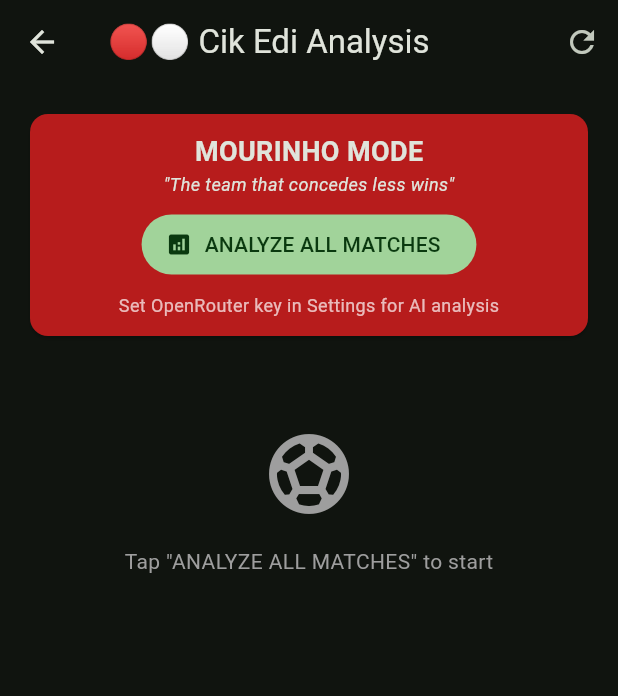
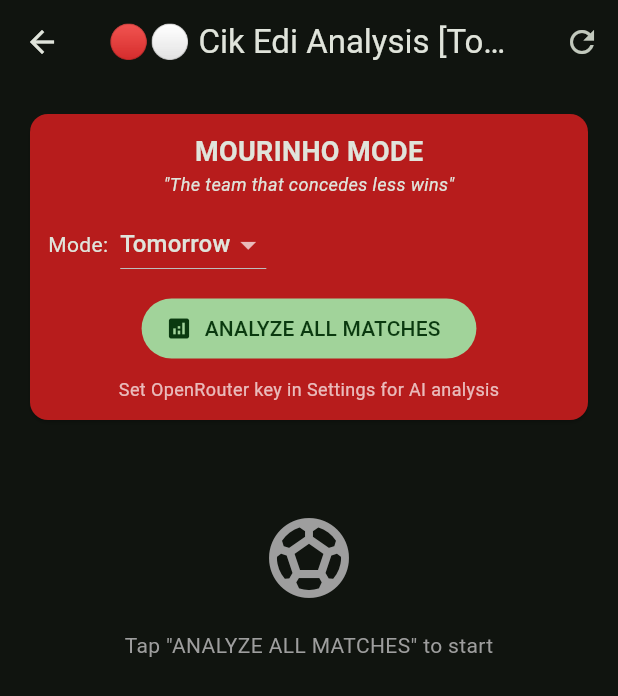
Before and after one commit to rudiawenk6/mix-parlay-tracker, a Flutter app: the MourinhoScreen screen opened directly, after a tap on "ANALYZE ALL MATCHES", on a phone screen of 412 x 824 dp. Shown: the top 696 px of the screen. Run offline on Flutter 3.47's test engine with Material 3 defaults, Android fonts, the phone set to English and light mode, and no system bars; our stand-ins replace shared_preferences; missing offline and left inert: encrypt; accounts and stored records are empty; network calls fail.

Commit message:
feat: add today/tomorrow/finished mode selector to Mourinho screen

```diff
--- a/lib/screens/mourinho_screen.dart
+++ b/lib/screens/mourinho_screen.dart
@@ -16,12 +16,13 @@ class _MourinhoScreenState extends State<MourinhoScreen> {
   bool _loading = false;
   String _status = '';
   String _analysis = '';
+  String _mode = 'tomorrow';
 
   @override
   Widget build(BuildContext context) {
     return Scaffold(
       appBar: AppBar(
-        title: const Text('🔴⚪ Cik Edi Analysis'),
+        title: Text('🔴⚪ Cik Edi Analysis [${_modeLabel()}]'),
         actions: [
           IconButton(icon: const Icon(Icons.refresh), onPressed: _fetchAndAnalyze),
         ],
@@ -37,6 +38,22 @@ class _MourinhoScreenState extends State<MourinhoScreen> {
                 children: [
                   const Text('MOURINHO MODE', style: TextStyle(fontSize: 18, fontWeight: FontWeight.bold)),
                   const Text('"The team that concedes less wins"', style: TextStyle(fontStyle: FontStyle.italic, fontSize: 12)),
+                  const SizedBox(height: 8),
+                  Row(
+                    children: [
+                      const Text('Mode:'),
+                      const SizedBox(width: 8),
+                      DropdownButton<String>(
+                        value: _mode,
+                        items: const [
+                          DropdownMenuItem(value: 'today', child: Text('Today')),
+                          DropdownMenuItem(value: 'tomorrow', child: Text('Tomorrow')),
+                          DropdownMenuItem(value: 'finished', child: Text('Finished')),
+                        ],
+                        onChanged: (v) => setState(() { _mode = v ?? 'tomorrow'; }),
+                      ),
+                    ],
+                  ),
                   const SizedBox(height: 8),
                   FilledButton.icon(
                     onPressed: _loading ? null : _fetchAndAnalyze,
@@ -144,11 +161,11 @@ class _MourinhoScreenState extends State<MourinhoScreen> {
     setState(() { _loading = true; _status = 'Fetching all matches...'; _analysis = ''; });
 
     try {
-      final matches = await OddsService.fetchOdds();
+      final matches = await OddsService.fetchOdds(mode: _mode);
       setState(() {
         _matches = matches;
         _loading = false;
-        _status = '${matches.length} matches. Analyzing tactics...';
+        _status = '${matches.length} matches [${_modeLabel()}]. Analyzing tactics...';
       });
 
       // AI Analysis
@@ -169,4 +186,16 @@ class _MourinhoScreenState extends State<MourinhoScreen> {
       setState(() { _loading = false; _status = 'Error: $e'; });
     }
   }
+
+  String _modeLabel() {
+    switch (_mode) {
+      case 'today':
+        return 'Today';
+      case 'finished':
+        return 'Finished';
+      case 'tomorrow':
+      default:
+        return 'Tomorrow';
+    }
+  }
 }
```
